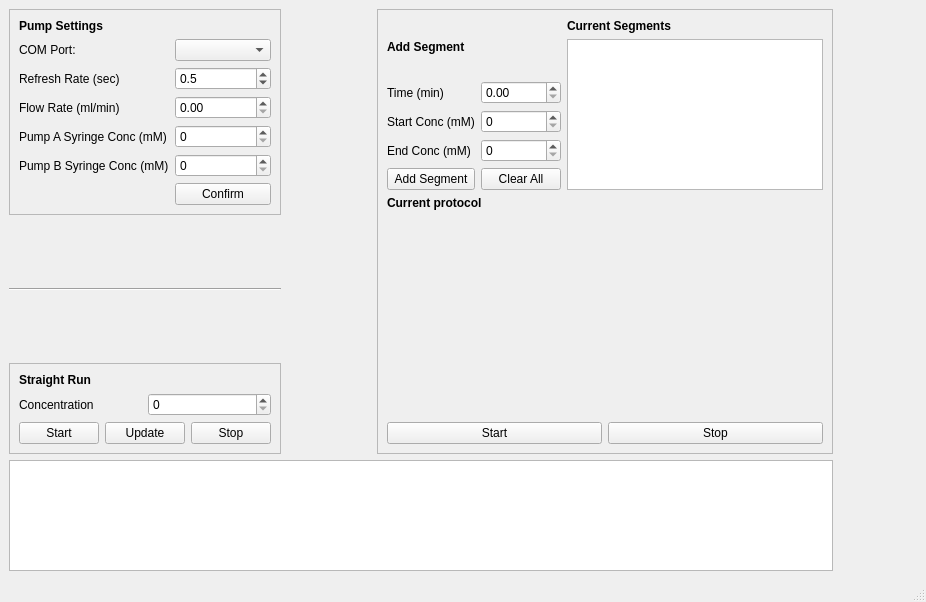
First picture: the form in src/pumpyworm/ui/form.ui, repository beowulfey/PumpController, before the edit.
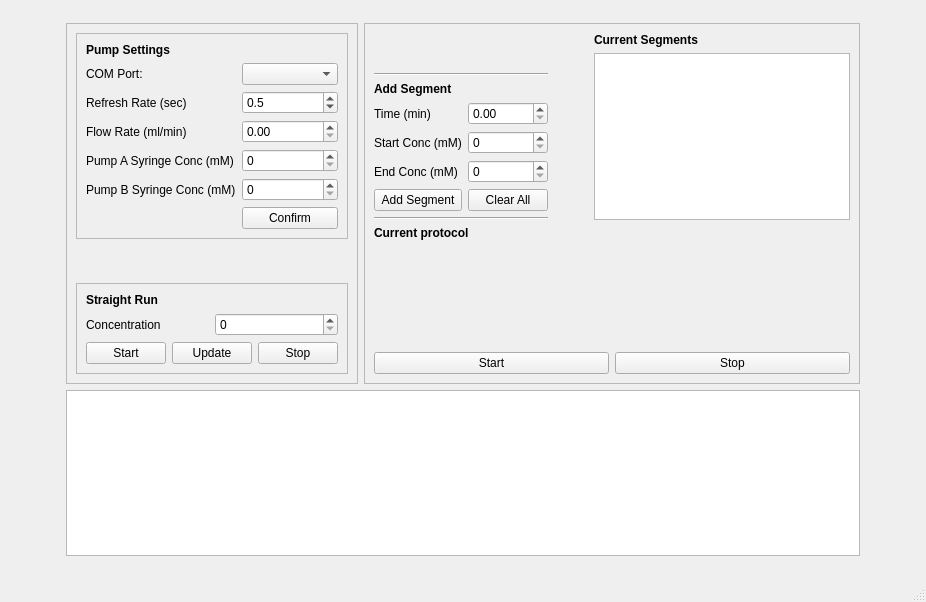
Second picture: the form after the edit. Custom widgets are drawn as their Qt base class.

Patch:
```diff
--- a/src/pumpyworm/ui/form.ui
+++ b/src/pumpyworm/ui/form.ui
@@ -20,6 +20,28 @@
     </font>
    </property>
    <layout class="QGridLayout" name="gridLayout">
+    <item row="0" column="1">
+     <spacer name="verticalSpacer_5">
+      <property name="orientation">
+       <enum>Qt::Vertical</enum>
+      </property>
+      <property name="sizeHint" stdset="0">
+       <size>
+        <width>20</width>
+        <height>40</height>
+       </size>
+      </property>
+     </spacer>
+    </item>
+    <item row="1" column="1">
+     <widget class="QFrame" name="frame_2">
+      <property name="frameShape">
+       <enum>QFrame::StyledPanel</enum>
+      </property>
+      <property name="frameShadow">
+       <enum>QFrame::Raised</enum>
+      </property>
+      <layout class="QGridLayout" name="gridLayout_5">
     <item row="0" column="0">
      <layout class="QVBoxLayout" name="verticalLayout_5">
       <item>
@@ -135,26 +157,6 @@
         </layout>
        </widget>
       </item>
-      <item>
-       <spacer name="verticalSpacer">
-        <property name="orientation">
-         <enum>Qt::Vertical</enum>
-        </property>
-        <property name="sizeHint" stdset="0">
-         <size>
-          <width>20</width>
-          <height>40</height>
-         </size>
-        </property>
-       </spacer>
-      </item>
-      <item>
-       <widget class="Line" name="line">
-        <property name="orientation">
-         <enum>Qt::Horizontal</enum>
-        </property>
-       </widget>
-      </item>
       <item>
        <spacer name="verticalSpacer_2">
         <property name="orientation">
@@ -234,7 +236,49 @@
       </item>
      </layout>
     </item>
-    <item row="0" column="2">
+      </layout>
+     </widget>
+    </item>
+    <item row="3" column="1">
+     <spacer name="verticalSpacer_7">
+      <property name="orientation">
+       <enum>Qt::Vertical</enum>
+      </property>
+      <property name="sizeHint" stdset="0">
+       <size>
+        <width>20</width>
+        <height>40</height>
+       </size>
+      </property>
+     </spacer>
+    </item>
+    <item row="1" column="3">
+     <spacer name="horizontalSpacer_2">
+      <property name="orientation">
+       <enum>Qt::Horizontal</enum>
+      </property>
+      <property name="sizeHint" stdset="0">
+       <size>
+        <width>40</width>
+        <height>20</height>
+       </size>
+      </property>
+     </spacer>
+    </item>
+    <item row="1" column="0">
+     <spacer name="horizontalSpacer">
+      <property name="orientation">
+       <enum>Qt::Horizontal</enum>
+      </property>
+      <property name="sizeHint" stdset="0">
+       <size>
+        <width>40</width>
+        <height>20</height>
+       </size>
+      </property>
+     </spacer>
+    </item>
+    <item row="1" column="2">
      <widget class="QFrame" name="frame_3">
       <property name="frameShape">
        <enum>QFrame::StyledPanel</enum>
@@ -244,45 +288,88 @@
       </property>
       <layout class="QVBoxLayout" name="verticalLayout_6">
        <item>
-        <layout class="QHBoxLayout" name="horizontalLayout_6">
+        <layout class="QHBoxLayout" name="horizontalLayout_4">
+         <property name="sizeConstraint">
+          <enum>QLayout::SetMinimumSize</enum>
+         </property>
          <item>
           <layout class="QGridLayout" name="gridLayout_4">
-           <item row="1" column="0">
+           <item row="3" column="0">
             <widget class="QLabel" name="label_15">
              <property name="text">
               <string>Time (min)</string>
              </property>
             </widget>
            </item>
-           <item row="3" column="0">
-            <widget class="QLabel" name="label_16">
-             <property name="text">
-              <string>End Conc (mM)</string>
+           <item row="4" column="1">
+            <widget class="QSpinBox" name="spin_start_conc">
+             <property name="singleStep">
+              <number>10</number>
              </property>
             </widget>
            </item>
-           <item row="2" column="0">
+           <item row="3" column="1">
+            <widget class="QDoubleSpinBox" name="spin_seg_time">
+             <property name="maximum">
+              <double>2.000000000000000</double>
+             </property>
+             <property name="singleStep">
+              <double>0.050000000000000</double>
+             </property>
+             <property name="stepType">
+              <enum>QAbstractSpinBox::DefaultStepType</enum>
+             </property>
+            </widget>
+           </item>
+           <item row="1" column="0" colspan="2">
+            <widget class="Line" name="line">
+             <property name="orientation">
+              <enum>Qt::Horizontal</enum>
+             </property>
+            </widget>
+           </item>
+           <item row="4" column="0">
             <widget class="QLabel" name="label_17">
              <property name="text">
               <string>Start Conc (mM)</string>
              </property>
             </widget>
            </item>
-           <item row="2" column="1">
-            <widget class="QSpinBox" name="spin_start_conc">
-             <property name="singleStep">
-              <number>10</number>
+           <item row="5" column="0">
+            <widget class="QLabel" name="label_16">
+             <property name="text">
+              <string>End Conc (mM)</string>
              </property>
             </widget>
            </item>
-           <item row="4" column="1">
+           <item row="6" column="1">
             <widget class="QPushButton" name="but_clear_segments">
              <property name="text">
               <string>Clear All</string>
              </property>
             </widget>
            </item>
-           <item row="0" column="0" colspan="2">
+           <item row="6" column="0">
+            <widget class="QPushButton" name="but_add_segment">
+             <property name="text">
+              <string>Add Segment</string>
+             </property>
+            </widget>
+           </item>
+           <item row="0" column="0">
+            <spacer name="verticalSpacer">
+             <property name="orientation">
+              <enum>Qt::Vertical</enum>
+             </property>
+             <property name="sizeHint" stdset="0">
+              <size>
+               <width>20</width>
+               <height>40</height>
+              </size>
+             </property>
+            </spacer>
+           </item>
+           <item row="2" column="0" colspan="2">
             <widget class="QLabel" name="label_18">
              <property name="font">
               <font>
@@ -295,37 +382,35 @@
              </property>
             </widget>
            </item>
-           <item row="3" column="1">
+           <item row="5" column="1">
             <widget class="QSpinBox" name="spin_end_conc">
              <property name="singleStep">
               <number>10</number>
              </property>
             </widget>
            </item>
-           <item row="1" column="1">
-            <widget class="QDoubleSpinBox" name="spin_seg_time">
-             <property name="maximum">
-              <double>2.000000000000000</double>
-             </property>
-             <property name="singleStep">
-              <double>0.050000000000000</double>
-             </property>
-             <property name="stepType">
-              <enum>QAbstractSpinBox::DefaultStepType</enum>
-             </property>
-            </widget>
-           </item>
-           <item row="4" column="0">
-            <widget class="QPushButton" name="but_add_segment">
-             <property name="text">
-              <string>Add Segment</string>
+           <item row="7" column="0" colspan="2">
+            <widget class="Line" name="line_2">
+             <property name="orientation">
+              <enum>Qt::Horizontal</enum>
              </property>
             </widget>
            </item>
           </layout>
          </item>
          <item>
-          <layout class="QHBoxLayout" name="horizontalLayout_7">
+          <spacer name="horizontalSpacer_3">
+           <property name="orientation">
+            <enum>Qt::Horizontal</enum>
+           </property>
+           <property name="sizeHint" stdset="0">
+            <size>
+             <width>40</width>
+             <height>20</height>
+            </size>
+           </property>
+          </spacer>
+         </item>
            <item>
             <layout class="QVBoxLayout" name="verticalLayout_7" stretch="0,1">
              <item>
@@ -344,7 +429,7 @@
              <item>
               <widget class="QTableView" name="table_segments">
                <property name="sizePolicy">
-                <sizepolicy hsizetype="Expanding" vsizetype="Expanding">
+              <sizepolicy hsizetype="Fixed" vsizetype="Expanding">
                  <horstretch>0</horstretch>
                  <verstretch>0</verstretch>
                 </sizepolicy>
@@ -373,21 +458,6 @@
            </item>
           </layout>
          </item>
-        </layout>
-       </item>
-       <item>
-        <spacer name="verticalSpacer_3">
-         <property name="orientation">
-          <enum>Qt::Vertical</enum>
-         </property>
-         <property name="sizeHint" stdset="0">
-          <size>
-           <width>20</width>
-           <height>40</height>
-          </size>
-         </property>
-        </spacer>
-       </item>
        <item>
         <widget class="QLabel" name="label_20">
          <property name="font">
@@ -403,10 +473,16 @@
        </item>
        <item>
         <widget class="PlotWidget" name="widget_plots" native="true">
+         <property name="sizePolicy">
+          <sizepolicy hsizetype="Expanding" vsizetype="Expanding">
+           <horstretch>0</horstretch>
+           <verstretch>0</verstretch>
+          </sizepolicy>
+         </property>
          <property name="minimumSize">
           <size>
-           <width>300</width>
-           <height>200</height>
+           <width>100</width>
+           <height>100</height>
           </size>
          </property>
         </widget>
@@ -432,20 +508,7 @@
       </layout>
      </widget>
     </item>
-    <item row="0" column="1">
-     <spacer name="horizontalSpacer">
-      <property name="orientation">
-       <enum>Qt::Horizontal</enum>
-      </property>
-      <property name="sizeHint" stdset="0">
-       <size>
-        <width>40</width>
-        <height>20</height>
-       </size>
-      </property>
-     </spacer>
-    </item>
-    <item row="1" column="0" colspan="3">
+    <item row="2" column="1" colspan="2">
      <widget class="QTextEdit" name="console">
       <property name="acceptDrops">
        <bool>false</bool>
@@ -458,19 +521,6 @@
       </property>
      </widget>
     </item>
-    <item row="0" column="3">
-     <spacer name="horizontalSpacer_2">
-      <property name="orientation">
-       <enum>Qt::Horizontal</enum>
-      </property>
-      <property name="sizeHint" stdset="0">
-       <size>
-        <width>40</width>
-        <height>20</height>
-       </size>
-      </property>
-     </spacer>
-    </item>
    </layout>
   </widget>
   <widget class="QStatusBar" name="statusBar"/>
```
Left out of the diff: 3 changed lines with no effect on the pictures. Lines whose indentation alone changed are shown as unchanged.
